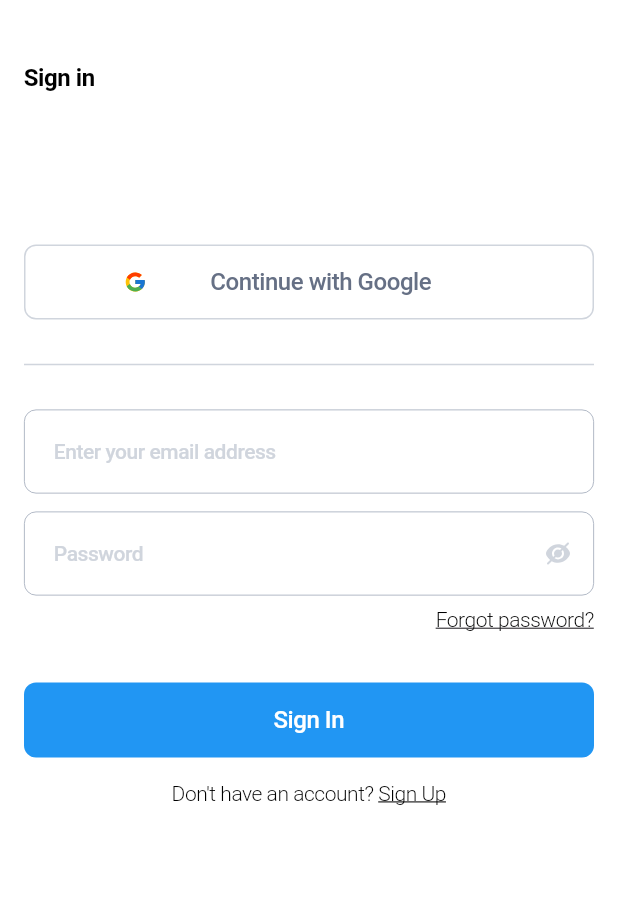
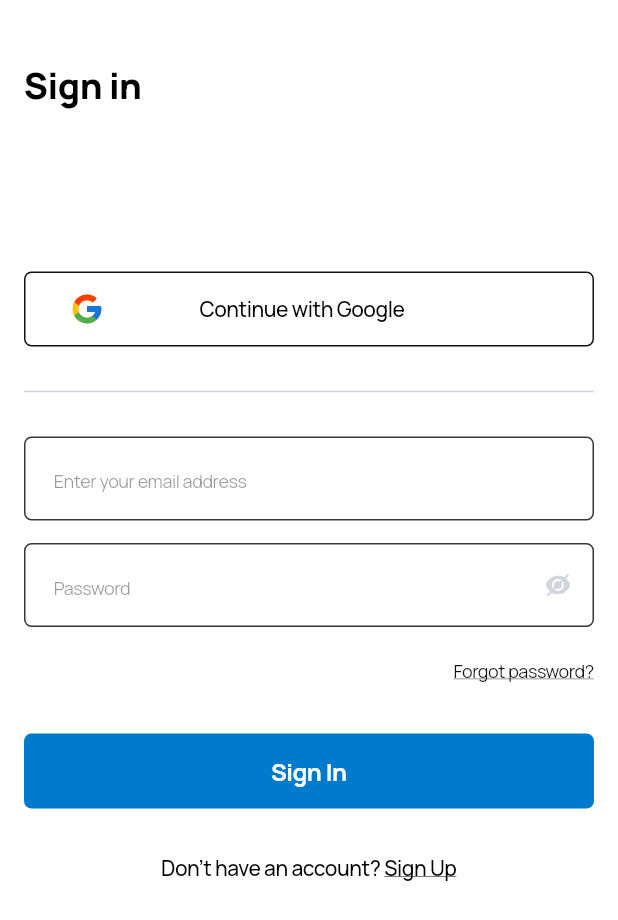
Before and after one commit to Becca-Saka/flashcards, a Flutter app: the screen it shows after launch, on a phone screen of 412 x 824 dp. Shown: the top 920 px of the screen. Run offline on Flutter 3.47's test engine with Material 3 defaults, Android fonts, the phone set to English and light mode, and no system bars; our stand-ins replace cloud_firestore, file_picker, firebase_auth, firebase_core, flutter_svg, get_it and 4 more; accounts and stored records are empty; Roboto replaces fonts that are missing (SF Pro).

Commit message:
modified sign up UI

```diff
--- a/lib/data/services/firebase_service.dart
+++ b/lib/data/services/firebase_service.dart
@@ -102,7 +102,6 @@ class FirebaseService {
       await signOut();
       return true;
     } on FirebaseAuthException catch (e) {
-      // debugPrint('${e.message}');
       final message = AuthExceptionHandler.handleFirebaseAuthException(e);
       debugPrint('$message');
       throw AuthException(message);
@@ -117,7 +116,6 @@ class FirebaseService {
       await _auth.signInWithEmailAndPassword(email: email, password: password);
       return await getCurrentUserData();
     } on FirebaseAuthException catch (e) {
-      // debugPrint('${e.message}');
       final message = AuthExceptionHandler.handleFirebaseAuthException(e);
       debugPrint('$message');
       throw AuthException(message);
--- a/lib/main.dart
+++ b/lib/main.dart
@@ -3,6 +3,7 @@ import 'package:flashcards/app/app_routes.dart';
 import 'package:flashcards/app/locator.dart';
 import 'package:flashcards/app/set_up_snackbar_ui.dart';
 import 'package:flashcards/firebase_options.dart';
+import 'package:flashcards/shared/app_text_style.dart';
 import 'package:flutter/material.dart';
 import 'package:flutter/services.dart';
 import 'package:stacked_services/stacked_services.dart';
@@ -29,6 +30,7 @@ class MainApp extends StatelessWidget {
       debugShowCheckedModeBanner: false,
       routes: AppRouter.routes,
       initialRoute: AppRoutes.splash,
+      theme: ThemeData(fontFamily: AppTextStyle.fontFamily),
     );
   }
 }
--- a/lib/shared/app_button.dart
+++ b/lib/shared/app_button.dart
@@ -1,5 +1,6 @@
 // ignore_for_file: public_member_api_docs, sort_constructors_first
 import 'package:flashcards/shared/app_colors.dart';
+import 'package:flashcards/shared/app_spacing.dart';
 import 'package:flutter/material.dart';
 
 import 'app_text_style.dart';
@@ -45,7 +46,7 @@ class AppButton extends StatelessWidget {
   factory AppButton.outlined({
     VoidCallback? onPressed,
     required String title,
-    Color outlinedColor = AppColors.grey300,
+    Color? outlinedColor,
     bool isLoading = false,
     Widget? child,
     Widget? prefix,
@@ -54,6 +55,7 @@ class AppButton extends StatelessWidget {
     double? width,
     double? height,
     Color? textColor,
+    TextStyle? textStyle,
     ButtonShape shape = ButtonShape.rounded,
   }) {
     return AppButton(
@@ -65,10 +67,11 @@ class AppButton extends StatelessWidget {
       padding: padding,
       width: width,
       height: height,
-      outlinedColor: outlinedColor,
+      outlinedColor: outlinedColor ?? AppColors.black50,
       textColor: textColor,
       shape: shape,
       prefix: prefix,
+      textStyle: textStyle,
       child: child,
     );
   }
@@ -88,8 +91,11 @@ class AppButton extends StatelessWidget {
                   side: BorderSide(color: outlinedColor ?? Colors.transparent),
                 )
               : RoundedRectangleBorder(
-                  side: BorderSide(color: outlinedColor ?? Colors.transparent),
-                  borderRadius: BorderRadius.circular(8),
+                  side: BorderSide(
+                    color: outlinedColor ?? Colors.transparent,
+                    width: 1,
+                  ),
+                  borderRadius: BorderRadius.circular(5),
                 ),
         ),
         onPressed: onPressed,
@@ -102,17 +108,17 @@ class AppButton extends StatelessWidget {
             : Row(
                 mainAxisSize: MainAxisSize.min,
                 children: [
-                  if (prefix != null) const Spacer(flex: 1),
+                  if (prefix != null) const AppSpacing(h: 30),
                   if (prefix != null) prefix!,
                   if (prefix != null) const Spacer(flex: 1),
                   child ??
                       Text(
                         title,
                         style: textStyle ??
-                            AppTextStyle.medium16.copyWith(
+                            AppTextStyle.bold16.copyWith(
                               color: textColor ??
                                   (outlinedColor != null
-                                      ? AppColors.grey500
+                                      ? AppColors.black50
                                       : null),
                             ),
                       ),
--- a/lib/shared/app_colors.dart
+++ b/lib/shared/app_colors.dart
@@ -1,8 +1,11 @@
 import 'package:flutter/material.dart';
 
 class AppColors {
+  static const Color black50 = Color(0xFF121212);
+  static const Color black100 = Color(0xFF373737);
+
   static const Color primary50 = Color(0xFFFAF8FF);
-  static const Color primaryColor = Colors.blue;
+  static const Color primaryColor = Color(0xFF007ACC);
   static const Color darkGrey = Color(0xFF1E1F20);
   static const Color subtitleColor = Color(0xFFA9ADB2);
   static const Color blue = Color(0xFF4285f4);
--- a/lib/shared/app_input.dart
+++ b/lib/shared/app_input.dart
@@ -67,10 +67,10 @@ class _AppInputState extends State<AppInput> {
 
   bool get isPassword => widget.keyboardType == TextInputType.visiblePassword;
   OutlineInputBorder _border(Color color) => OutlineInputBorder(
-        borderRadius: BorderRadius.circular(8.0),
+        borderRadius: BorderRadius.circular(5.0),
         borderSide: BorderSide(
           color: color,
-          width: 0.5,
+          width: 1,
         ),
       );
   @override
@@ -106,8 +106,8 @@ class _AppInputState extends State<AppInput> {
           filled: true,
           hintText: widget.hintText,
           counterStyle: const TextStyle(fontSize: 0),
-          hintStyle: AppTextStyle.medium14.copyWith(
-            color: AppColors.grey300,
+          hintStyle: AppTextStyle.regular12.copyWith(
+            color: AppColors.black100.withOpacity(0.5),
           ),
           errorStyle: AppTextStyle.light14.copyWith(
             color: Colors.red,
@@ -123,8 +123,8 @@ class _AppInputState extends State<AppInput> {
                   ),
                 )
               : null,
-          border: _border(AppColors.grey400),
-          enabledBorder: _border(AppColors.grey400),
+          border: _border(AppColors.black100),
+          enabledBorder: _border(AppColors.black100),
           focusedBorder: _border(AppColors.primaryColor),
           errorBorder: _border(Colors.red),
           focusedErrorBorder: _border(Colors.red),
--- a/lib/shared/app_text_style.dart
+++ b/lib/shared/app_text_style.dart
@@ -1,56 +1,64 @@
 import 'package:flutter/material.dart';
 
 abstract class AppTextStyle {
+  static const String fontFamily = 'Manrope';
+
   /// Base text style
   static const TextStyle _baseTextStyle = TextStyle(
-      fontFamily: 'SF Pro',
+      fontFamily: fontFamily,
       fontWeight: AppFontWeight.regular,
       letterSpacing: -0.3,
       color: Colors.black);
 
-  ///SF Pro 10
+  ///Manrope 10
   static TextStyle get regular10 => _baseTextStyle.copyWith(fontSize: 10);
 
-  ///SF Pro medium 10
+  ///Manrope medium 10
   static TextStyle get medium10 =>
       regular10.copyWith(fontWeight: AppFontWeight.medium);
 
-  ///DMSans 12
+  ///Manrope 12
   static TextStyle get regular12 => _baseTextStyle.copyWith(fontSize: 12);
 
-  ///SF Pro medium 14
+  ///Manrope medium 14
   static TextStyle get medium14 => regular10.copyWith(
         fontWeight: AppFontWeight.medium,
         fontSize: 14,
       );
 
-  ///SF Pro 14
+  ///Manrope 14
   static TextStyle get regular14 => _baseTextStyle.copyWith(fontSize: 14);
 
-  ///DMSans light 14
+  ///Manrope light 14
   static TextStyle get light14 =>
       regular14.copyWith(fontWeight: AppFontWeight.light);
 
-  ///SF Pro bold 14
+  ///Manrope bold 14
   static TextStyle get semibold14 =>
       regular16.copyWith(fontWeight: AppFontWeight.semiBold);
 
-  ///SF Pro 16
+  ///Manrope 16
   static TextStyle get regular16 => _baseTextStyle.copyWith(fontSize: 16);
 
-  ///DMSans medium 16
+  ///Manrope medium 16
   static TextStyle get medium16 => regular10.copyWith(
         fontWeight: AppFontWeight.medium,
         fontSize: 16,
       );
 
-  ///SF Pro bold 16
+  ///Manrope bold 16
   static TextStyle get bold16 =>
       regular16.copyWith(fontWeight: AppFontWeight.bold);
 
-  ///DMSans bold 24
+  ///Manrope bold 24
   static TextStyle get semibold24 => regular16.copyWith(
         fontWeight: AppFontWeight.semiBold,
+        fontSize: 24,
+      );
+
+  ///Manrope bold 24
+  static TextStyle get extraBold24 => regular16.copyWith(
+        fontWeight: AppFontWeight.extraBold,
         fontSize: 24,
       );
 }
--- a/lib/ui/auth/sign_in_view.dart
+++ b/lib/ui/auth/sign_in_view.dart
@@ -35,13 +35,16 @@ class SignInView extends StatelessWidget {
                         const SizedBox(height: 40.0),
                         Text(
                           'Sign in',
-                          style: AppTextStyle.bold16,
+                          style: AppTextStyle.extraBold24,
                         ),
-                        const AppSpacing(v: 100),
+                        const AppSpacing(v: 107),
                         AppButton.outlined(
                           title: 'Continue with Google',
+                          padding: const EdgeInsets.symmetric(horizontal: 0),
+                          textStyle: AppTextStyle.medium14,
                           prefix: const AppIcons(
                             icon: AppIconData.google,
+                            size: 24,
                           ),
                           isLoading: controller.isGoogleBusy,
                           onPressed: controller.logInWithGoogle,
@@ -57,7 +60,7 @@ class SignInView extends StatelessWidget {
                           onChanged: controller.updateEmail,
                           validator: AppValidators.validateEmail,
                         ),
-                        const AppSpacing(v: 12),
+                        const AppSpacing(v: 15),
                         AppInput(
                           hintText: 'Password',
                           initialValue: controller.password,
@@ -65,7 +68,7 @@ class SignInView extends StatelessWidget {
                           keyboardType: TextInputType.visiblePassword,
                           validator: AppValidators.validatePassword,
                         ),
-                        const AppSpacing(v: 6),
+                        const AppSpacing(v: 21),
                         Align(
                           alignment: Alignment.centerRight,
                           child: GestureDetector(
@@ -74,13 +77,14 @@ class SignInView extends StatelessWidget {
                             },
                             child: Text(
                               'Forgot password?',
-                              style: AppTextStyle.light14.copyWith(
+                              style: AppTextStyle.regular12.copyWith(
                                 decoration: TextDecoration.underline,
+                                color: AppColors.black50,
                               ),
                             ),
                           ),
                         ),
-                        const AppSpacing(v: 32),
+                        const AppSpacing(v: 33),
                         AppButton(
                           title: 'Sign In',
                           isLoading: controller.isBusy,
@@ -92,7 +96,7 @@ class SignInView extends StatelessWidget {
                             }
                           },
                         ),
-                        const AppSpacing(v: 16),
+                        const AppSpacing(v: 30),
                         Center(
                           child: GestureDetector(
                             onTap: () {
@@ -103,11 +107,11 @@ class SignInView extends StatelessWidget {
                               children: [
                                 TextSpan(
                                   text: 'Don\'t have an account? ',
-                                  style: AppTextStyle.light14,
+                                  style: AppTextStyle.medium14,
                                 ),
                                 TextSpan(
                                   text: 'Sign Up',
-                                  style: AppTextStyle.light14.copyWith(
+                                  style: AppTextStyle.medium14.copyWith(
                                     decoration: TextDecoration.underline,
                                   ),
                                   recognizer: TapGestureRecognizer()
--- a/lib/ui/auth/sign_up_view.dart
+++ b/lib/ui/auth/sign_up_view.dart
@@ -42,8 +42,11 @@ class SignUpView extends StatelessWidget {
                         const AppSpacing(v: 16),
                         AppButton.outlined(
                           title: 'Continue with Google',
+                          padding: const EdgeInsets.symmetric(horizontal: 0),
+                          textStyle: AppTextStyle.medium14,
                           prefix: const AppIcons(
                             icon: AppIconData.google,
+                            size: 24,
                           ),
                           isLoading: controller.isGoogleBusy,
                           onPressed: controller.logInWithGoogle,
@@ -91,7 +94,7 @@ class SignUpView extends StatelessWidget {
                               AppValidators.validateConfirmPassword(
                                   controller.password, value),
                         ),
-                        const SizedBox(height: 16.0),
+                        const SizedBox(height: 30.0),
                         AppButton(
                           title: 'Sign up',
                           textColor: Colors.white,
@@ -105,18 +108,18 @@ class SignUpView extends StatelessWidget {
                             }
                           },
                         ),
-                        const SizedBox(height: 16.0),
+                        const SizedBox(height: 30.0),
                         Center(
                           child: RichText(
                               text: TextSpan(
                             children: [
                               TextSpan(
                                 text: 'Have an account? ',
-                                style: AppTextStyle.light14,
+                                style: AppTextStyle.medium14,
                               ),
                               TextSpan(
                                 text: 'Log in',
-                                style: AppTextStyle.light14.copyWith(
+                                style: AppTextStyle.medium14.copyWith(
                                   decoration: TextDecoration.underline,
                                 ),
                                 recognizer: TapGestureRecognizer()
```
Also changed, not shown: pubspec.yaml (+17 -0 lines), fonts/Manrope-Bold.ttf (added), fonts/Manrope-ExtraBold.ttf (added), fonts/Manrope-ExtraLight.ttf (added), fonts/Manrope-Light.ttf (added), fonts/Manrope-Medium.ttf (added), fonts/Manrope-Regular.ttf (added), fonts/Manrope-SemiBold.ttf (added).
